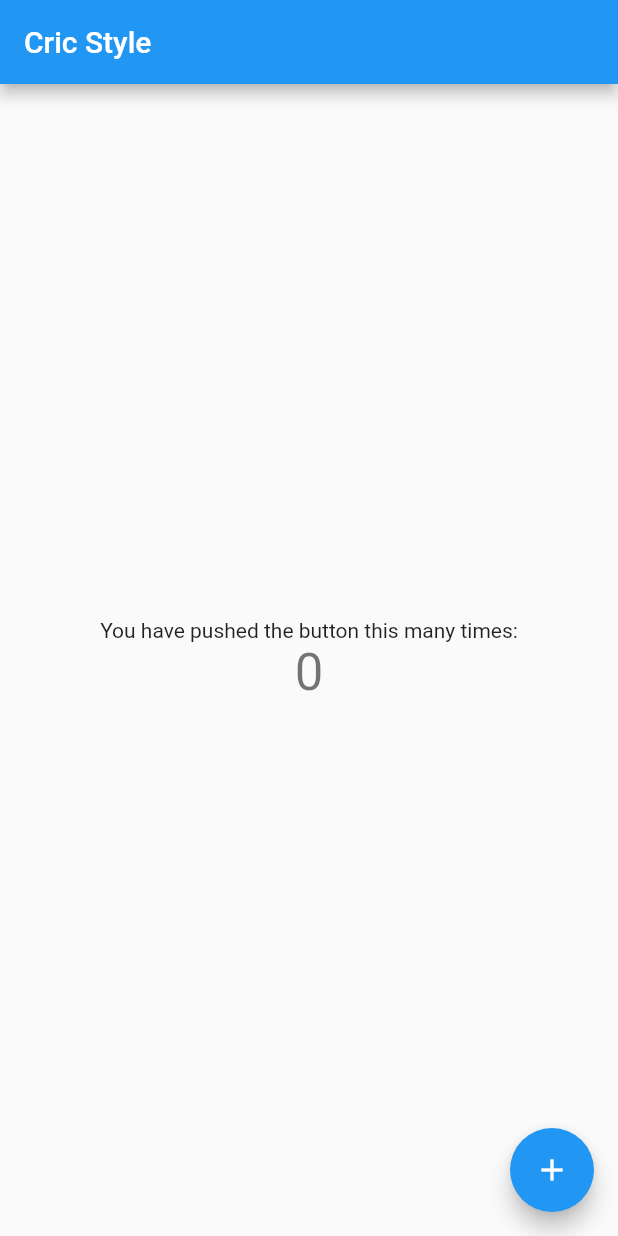
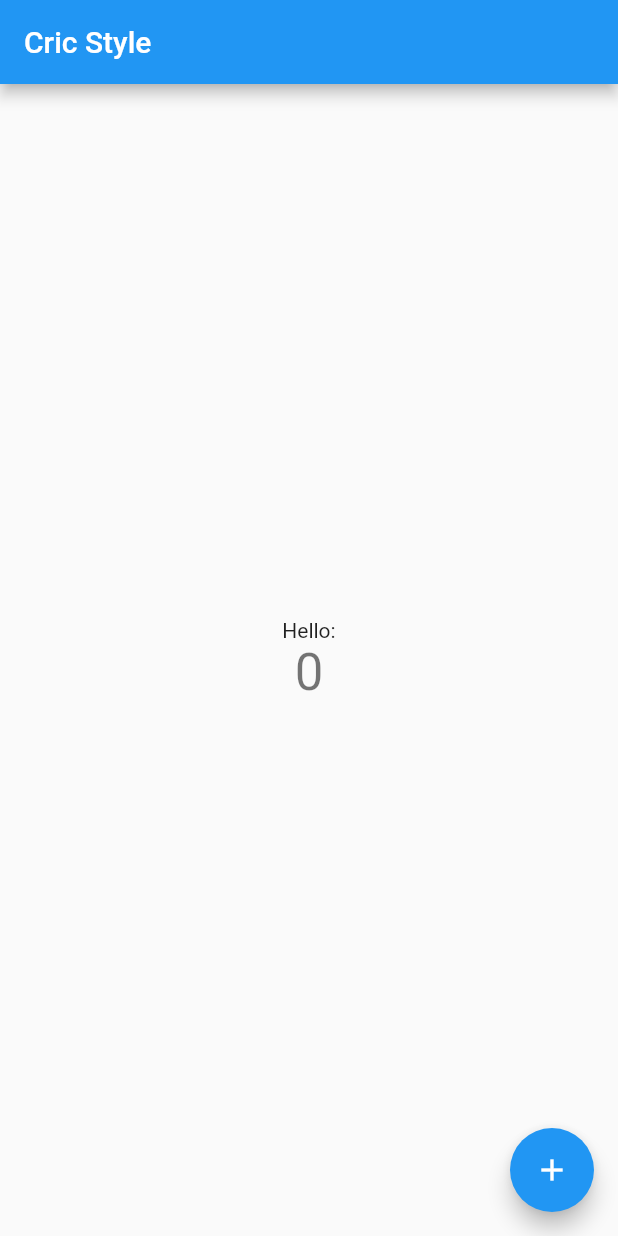
Before and after one commit to Rajat-dey/cricstyle_app, a Flutter app: the screen it shows after launch, on a phone screen of 412 x 824 dp. Run offline on Flutter 3.47's test engine with Material 2 defaults, Android fonts, the phone set to English and light mode, and no system bars.

Commit message:
checking the status

```diff
--- a/lib/main.dart
+++ b/lib/main.dart
@@ -92,7 +92,7 @@ class _MyHomePageState extends State<MyHomePage> {
           mainAxisAlignment: MainAxisAlignment.center,
           children: <Widget>[
             Text(
-              'You have pushed the button this many times:',
+              'Hello:',
             ),
             Text(
               '$_counter',
```
